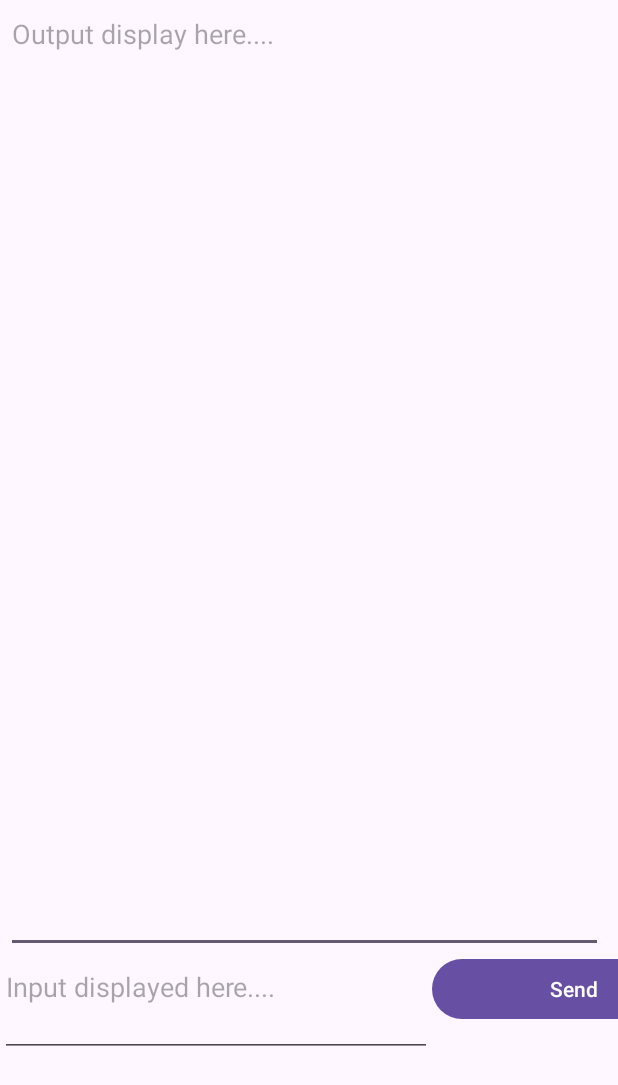
After one commit to NadineMahmoud/Fundra_GraduationProject, an Android app: the ChatBotGimini screen opened directly, with no data from a screen before it, on a phone screen of 412 x 824 dp. The commit adds this screen. Shown: the top 1085 px of the screen. Run offline under Robolectric (Android 15) with nearby library versions, the phone set to English and light mode, and no system bars; libraries missing offline, so code that uses them is left out: com.google.ai.client.

Commit message:
third commit

```diff
--- a/app/build.gradle.kts
+++ b/app/build.gradle.kts
@@ -47,7 +47,9 @@ dependencies {
     implementation(libs.androidx.activity)
     implementation(libs.androidx.constraintlayout)
     implementation(libs.firebase.auth)
+    implementation(libs.generativeai)
     testImplementation(libs.junit)
     androidTestImplementation(libs.androidx.junit)
     androidTestImplementation(libs.androidx.espresso.core)
+    implementation("com.google.ai.client.generativeai:generativeai:0.9.0")
 }
--- a/app/src/main/AndroidManifest.xml
+++ b/app/src/main/AndroidManifest.xml
@@ -12,6 +12,9 @@
         android:supportsRtl="true"
         android:theme="@style/Theme.Fundra"
         tools:targetApi="31">
+        <activity
+            android:name=".ChatBotGimini"
+            android:exported="false" />
         <activity
             android:name=".ForgetPass"
             android:exported="false" />
--- /dev/null
+++ b/app/src/main/java/com/example/fundra/ChatBotGimini.kt
@@ -0,0 +1,56 @@
+package com.example.fundra
+
+import android.os.Bundle
+import android.view.View
+import android.widget.EditText
+import androidx.activity.enableEdgeToEdge
+import androidx.appcompat.app.AppCompatActivity
+import androidx.core.view.ViewCompat
+import androidx.core.view.WindowInsetsCompat
+import com.google.ai.client.generativeai.Chat
+import com.google.ai.client.generativeai.GenerativeModel
+import com.google.ai.client.generativeai.type.content
+import kotlinx.coroutines.MainScope
+import kotlinx.coroutines.launch
+
+class ChatBotGimini : AppCompatActivity() {
+
+    lateinit var editTextInput: EditText
+    lateinit var editTextOutput: EditText
+    lateinit var chat: Chat
+    var stringBuilder: StringBuilder = java.lang.StringBuilder()
+    override fun onCreate(savedInstanceState: Bundle?) {
+        super.onCreate(savedInstanceState)
+        setContentView(R.layout.activity_chat_bot_gimini)
+
+        editTextInput = findViewById(R.id.editTextTextInput)
+        editTextOutput = findViewById(R.id.editTextTextOutput)
+
+    }
+
+    fun sendButton(view: View) {
+        if (!::chat.isInitialized) {
+            val generativeModel = GenerativeModel(
+                modelName = "gemini-pro",
+                apiKey = "AIzaSyCvyg7b0zNIf2PbMIC1FXRphrfA-MywDhQ"
+            )
+            chat = generativeModel.startChat(
+                history = listOf(
+                    content(role = "user") { text("Hello, I have 2 dogs in my house.") },
+                    content(role = "model") { text("Great to meet you. What would you like to know?") }
+                )
+            )
+            stringBuilder.append("Hello, I have 2 dogs in my house.\n\n")
+            stringBuilder.append("Great to meet you. What would you like to know?\n\n")
+        }
+
+        stringBuilder.append(editTextInput.text.toString() + "\n\n")
+
+        MainScope().launch {
+            val result = chat.sendMessage(editTextInput.text.toString())
+            stringBuilder.append(result.text + "\n\n")
+            editTextOutput.setText(stringBuilder.toString())
+            editTextInput.setText("")
+        }
+    }
+}
--- a/app/src/main/java/com/example/fundra/Home.kt
+++ b/app/src/main/java/com/example/fundra/Home.kt
@@ -22,6 +22,11 @@ class Home : AppCompatActivity() {
             startActivity(intent)
             finish()
         }
+        binding.companies.setOnClickListener{
+            val intent = Intent(this, ChatBotGimini::class.java)
+            startActivity(intent)
+            finish()
+        }
 
     }
 }
--- /dev/null
+++ b/app/src/main/res/layout/activity_chat_bot_gimini.xml
@@ -0,0 +1,43 @@
+<?xml version="1.0" encoding="utf-8"?>
+<androidx.constraintlayout.widget.ConstraintLayout xmlns:android="http://schemas.android.com/apk/res/android"
+    xmlns:app="http://schemas.android.com/apk/res-auto"
+    xmlns:tools="http://schemas.android.com/tools"
+    android:id="@+id/SendButton"
+    android:layout_width="match_parent"
+    android:layout_height="match_parent"
+    android:onClick="sendButton"
+    tools:context=".ChatBotGimini">
+
+    <Button
+        android:id="@+id/button"
+        android:layout_width="wrap_content"
+        android:layout_height="wrap_content"
+        android:hint="Input displayrd here...."
+        android:onClick="sendButton"
+        android:text="Send"
+        app:layout_constraintStart_toEndOf="@+id/editTextTextInput"
+        app:layout_constraintTop_toBottomOf="@+id/editTextTextOutput" />
+
+    <EditText
+        android:id="@+id/editTextTextOutput"
+        android:layout_width="398dp"
+        android:layout_height="635dp"
+        android:layout_marginStart="4dp"
+        android:ems="10"
+        android:hint="Output display here...."
+        android:gravity="start|top"
+        android:inputType="textMultiLine"
+        app:layout_constraintStart_toStartOf="parent"
+        app:layout_constraintTop_toTopOf="parent" />
+
+    <EditText
+        android:id="@+id/editTextTextInput"
+        android:layout_width="288dp"
+        android:layout_height="69dp"
+        android:ems="10"
+        android:hint="Input displayed here...."
+        android:gravity="start|top"
+        android:inputType="textMultiLine"
+        app:layout_constraintStart_toStartOf="parent"
+        app:layout_constraintTop_toBottomOf="@+id/editTextTextOutput" />
+</androidx.constraintlayout.widget.ConstraintLayout>
--- a/app/src/main/res/layout/activity_forget_pass.xml
+++ b/app/src/main/res/layout/activity_forget_pass.xml
@@ -2,7 +2,7 @@
 <androidx.constraintlayout.widget.ConstraintLayout xmlns:android="http://schemas.android.com/apk/res/android"
     xmlns:app="http://schemas.android.com/apk/res-auto"
     xmlns:tools="http://schemas.android.com/tools"
-    android:id="@+id/main"
+    android:id="@+id/SendButton"
     android:layout_width="match_parent"
     android:layout_height="match_parent"
     android:background="@drawable/main_bg"
--- a/app/src/main/res/layout/activity_home.xml
+++ b/app/src/main/res/layout/activity_home.xml
@@ -3,7 +3,7 @@
     xmlns:android="http://schemas.android.com/apk/res/android"
     xmlns:app="http://schemas.android.com/apk/res-auto"
     xmlns:tools="http://schemas.android.com/tools"
-    android:id="@+id/main"
+    android:id="@+id/SendButton"
     android:layout_width="match_parent"
     android:layout_height="match_parent"
     android:background="@drawable/main_bg"
@@ -219,5 +219,7 @@
         app:menu="@menu/bottom_nav_menu"
         android:background="@color/primary"
         app:layout_constraintBottom_toBottomOf="parent"
+        app:layout_constraintStart_toStartOf="parent"
+        app:layout_constraintEnd_toEndOf="parent"
         />
 </androidx.constraintlayout.widget.ConstraintLayout>
--- a/app/src/main/res/layout/activity_main.xml
+++ b/app/src/main/res/layout/activity_main.xml
@@ -2,7 +2,7 @@
 <androidx.constraintlayout.widget.ConstraintLayout xmlns:android="http://schemas.android.com/apk/res/android"
     xmlns:app="http://schemas.android.com/apk/res-auto"
     xmlns:tools="http://schemas.android.com/tools"
-    android:id="@+id/main"
+    android:id="@+id/SendButton"
     android:layout_width="match_parent"
     android:layout_height="match_parent"
     tools:context=".MainActivity"
--- a/app/src/main/res/layout/activity_sign_in.xml
+++ b/app/src/main/res/layout/activity_sign_in.xml
@@ -2,7 +2,7 @@
 <androidx.constraintlayout.widget.ConstraintLayout xmlns:android="http://schemas.android.com/apk/res/android"
     xmlns:app="http://schemas.android.com/apk/res-auto"
     xmlns:tools="http://schemas.android.com/tools"
-    android:id="@+id/main"
+    android:id="@+id/SendButton"
     android:layout_width="match_parent"
     android:layout_height="match_parent"
     android:background="@drawable/main_bg"
--- a/app/src/main/res/layout/activity_sign_up.xml
+++ b/app/src/main/res/layout/activity_sign_up.xml
@@ -2,7 +2,7 @@
 <androidx.constraintlayout.widget.ConstraintLayout xmlns:android="http://schemas.android.com/apk/res/android"
     xmlns:app="http://schemas.android.com/apk/res-auto"
     xmlns:tools="http://schemas.android.com/tools"
-    android:id="@+id/main"
+    android:id="@+id/SendButton"
     android:layout_width="match_parent"
     android:layout_height="match_parent"
     android:background="@drawable/main_bg"
@@ -110,6 +110,7 @@
                 android:layout_width="match_parent"
                 android:layout_height="wrap_content"
                 android:textFontWeight="600"
+                android:textSize="15sp"
                 android:fontFamily="sans-serif"
                 android:text="@string/i_agree_to_the_processing_of_personal_data"
                 android:layout_marginTop="20dp" />
--- a/gradle/libs.versions.toml
+++ b/gradle/libs.versions.toml
@@ -11,6 +11,7 @@ activity = "1.10.1"
 constraintlayout = "2.2.1"
 googleGmsGoogleServices = "4.4.2"
 firebaseAuth = "23.0.0"
+generativeai = "0.9.0"
 
 [libraries]
 androidx-core-ktx = { group = "androidx.core", name = "core-ktx", version.ref = "coreKtx" }
@@ -22,6 +23,8 @@ material = { group = "com.google.android.material", name = "material", version.r
 androidx-activity = { group = "androidx.activity", name = "activity", version.ref = "activity" }
 androidx-constraintlayout = { group = "androidx.constraintlayout", name = "constraintlayout", version.ref = "constraintlayout" }
 firebase-auth = { group = "com.google.firebase", name = "firebase-auth", version.ref = "firebaseAuth" }
+x-x-x = { module = "com.google.ai.client.generativeai:1.0.0" }
+generativeai = { group = "com.google.ai.client.generativeai", name = "generativeai", version.ref = "generativeai" }
 
 [plugins]
 android-application = { id = "com.android.application", version.ref = "agp" }
```
